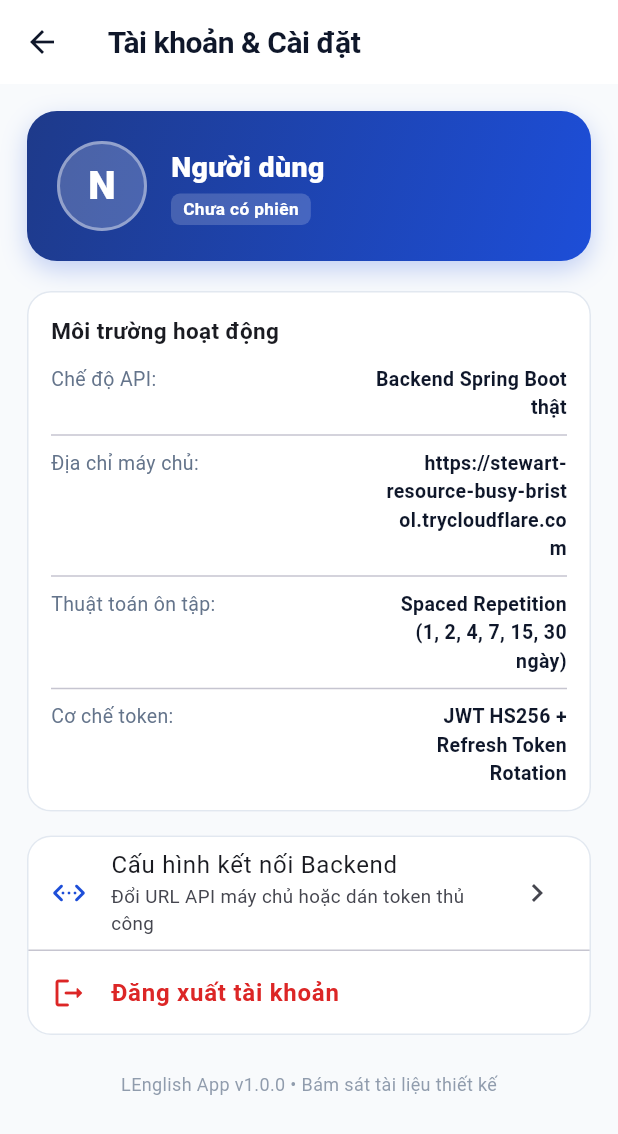
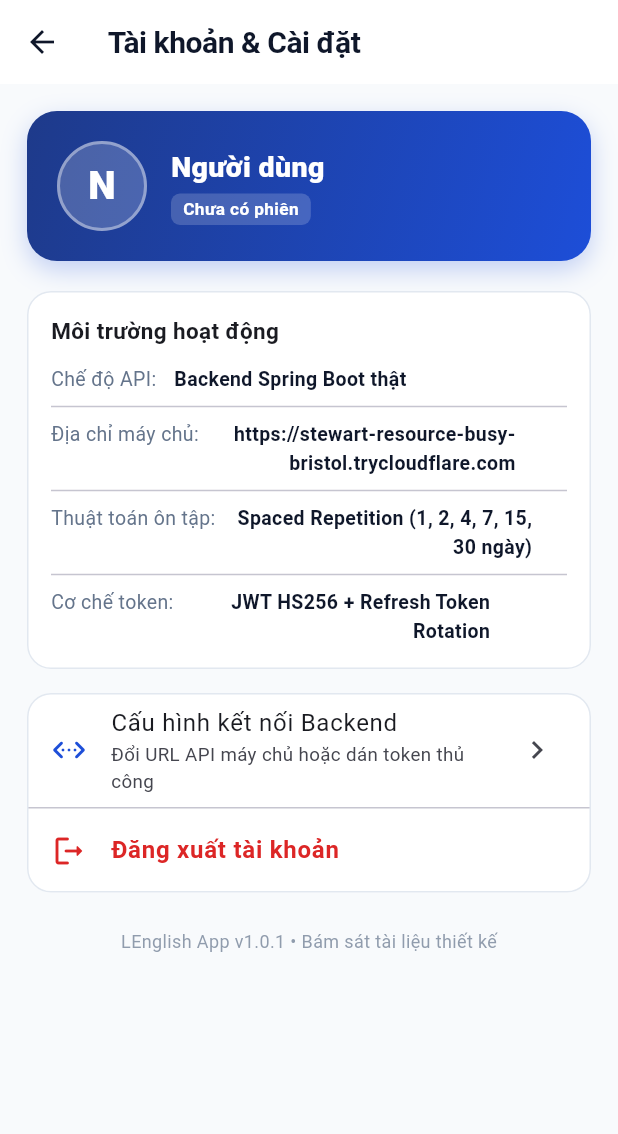
Before and after one commit to Khanhth2022/l_english, a Flutter app: the ProfileScreen screen opened directly, on a phone screen of 412 x 824 dp. Shown: the top 1134 px of the screen. Run offline on Flutter 3.47's test engine with Material 3 defaults, Android fonts, the phone set to English and light mode, and no system bars; our stand-ins replace dio, flutter_secure_storage, image_picker; missing offline and left inert: google_mlkit_text_recognition; accounts and stored records are empty; Roboto replaces fonts that are missing (Segoe UI); project files that could hold a hidden picture were left out.

Commit message:
fix(profile): tranh tran dong thong tin khi URL dai
Dung Flexible cho ca nhan va gia tri; cap nhat nhan phien ban 1.0.1.

```diff
--- a/lib/features/auth/ui/profile_screen.dart
+++ b/lib/features/auth/ui/profile_screen.dart
@@ -150,7 +150,7 @@ class ProfileScreen extends StatelessWidget {
 
           Center(
             child: Text(
-              'LEnglish App v1.0.0 • Bám sát tài liệu thiết kế',
+              'LEnglish App v1.0.1 • Bám sát tài liệu thiết kế',
               style: TextStyle(fontSize: 12, color: AppTheme.textMuted.withValues(alpha: 0.7)),
             ),
           ),
@@ -163,9 +163,16 @@ class ProfileScreen extends StatelessWidget {
     return Row(
       crossAxisAlignment: CrossAxisAlignment.start,
       children: [
-        Text(label, style: const TextStyle(fontSize: 13, color: AppTheme.textMuted)),
-        const Spacer(),
         Flexible(
+          flex: 4,
+          child: Text(
+            label,
+            style: const TextStyle(fontSize: 13, color: AppTheme.textMuted),
+          ),
+        ),
+        const SizedBox(width: 12),
+        Flexible(
+          flex: 6,
           child: Text(
             value,
             textAlign: TextAlign.right,
```
